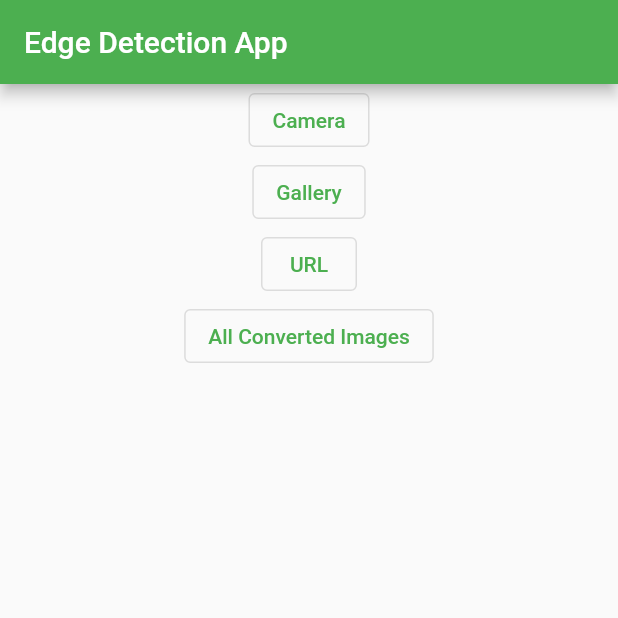
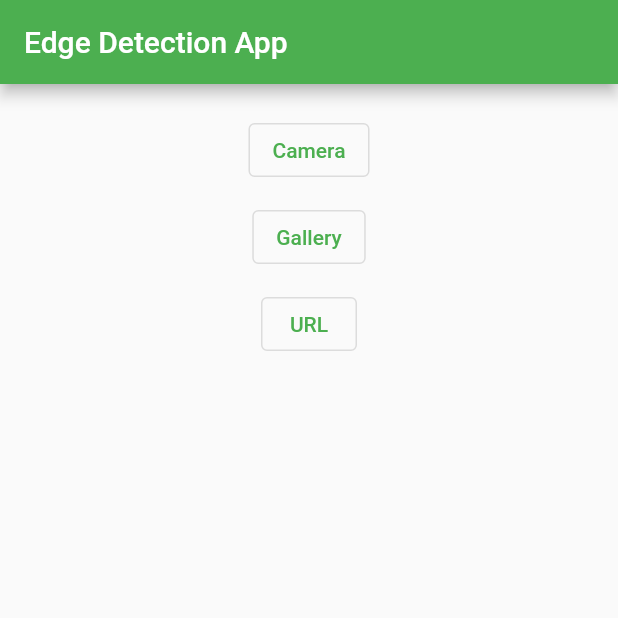
Before and after one commit to tanny99/Edge_Detection_App, a Flutter app: the screen it shows after launch, on a phone screen of 412 x 824 dp, the top half of it. Run offline on Flutter 3.47's test engine with Material 2 defaults, Android fonts, the phone set to English and light mode, and no system bars; our stand-ins replace camera, firebase_core, firebase_storage, flutter_cache_manager, image_picker; missing offline and left inert: opencv; accounts and stored records are empty.

Commit message:
Resolved Camera bug.

```diff
--- a/lib/Screens/Camera_ImageSelectionScreen.dart
+++ b/lib/Screens/Camera_ImageSelectionScreen.dart
@@ -140,8 +140,8 @@ class DisplayPictureScreen extends StatelessWidget {
           SizedBox(height: 10,),
           Center(child: Text('Your picked image- ')),
           Image.file(File(imagePath)),
-          SizedBox(height: 10,),
-          imagePath == null?Container():Transform.rotate(angle: pi / 2.0,child: SizedBox(child: ImageConverterPage(file:File(imagePath) )))
+          SizedBox(height: 100,),
+          imagePath == null?Container():Transform.rotate(angle: pi / 2.0,child: Container(width: 300,child: ImageConverterPage(file:File(imagePath) )))
         ],
       ),
     );
--- a/lib/main.dart
+++ b/lib/main.dart
@@ -44,10 +44,14 @@ class _MyHomePageState extends State<MyHomePage> {
         children: [
           Column(
             children: [
+              SizedBox(height: 20,),
               OutlinedButton(onPressed: (){Navigator.push(context, MaterialPageRoute(builder: (context)=> CameraImageSelection(camera: firstCamera)));}, child: Text('Camera')),
+              SizedBox(height: 10,),
               OutlinedButton(onPressed: (){Navigator.push(context, MaterialPageRoute(builder: (context)=> GalleryImagePicker()));}, child: Text('Gallery')),
+              SizedBox(height: 10,),
               OutlinedButton(onPressed: (){Navigator.push(context, MaterialPageRoute(builder: (context)=> EdgeDetectionPage()));}, child: Text('URL')),
-              OutlinedButton(onPressed: (){Navigator.push(context, MaterialPageRoute(builder: (context)=> AllConvertedImages()));}, child: Text('All Converted Images')),
+              SizedBox(height: 10,),
+              //OutlinedButton(onPressed: (){Navigator.push(context, MaterialPageRoute(builder: (context)=> AllConvertedImages()));}, child: Text('All Converted Images')),
             ],
           )
         ],
```
